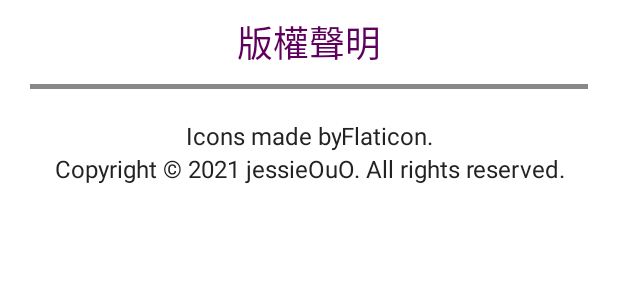
After one commit to jessie900309/NTUE_AndroidFinalProject, an Android app: the layout sub_setting_help_acknowlegment.xml on its own in the app's theme, with its tools: preview values and no code run, on a phone screen of 412 x 824 dp. The commit adds this screen. Shown: the top 300 px of the screen. Run offline under Robolectric (Android 15) with nearby library versions, the phone set to English and light mode, and no system bars.

Commit message:
sub setting TODO Act

```diff
--- a/app/src/main/java/com/example/finalproject/SubpageSetting.java
+++ b/app/src/main/java/com/example/finalproject/SubpageSetting.java
@@ -52,6 +52,7 @@ public class SubpageSetting extends Fragment
             case R.id.setting_help_aboutApp:
                 break;
             case R.id.setting_help_acknowledgments:
+
                 break;
             default:
 
--- a/app/src/main/res/layout/sub_setting.xml
+++ b/app/src/main/res/layout/sub_setting.xml
@@ -97,7 +97,7 @@
                 android:text="@string/setting_backup"
                 android:textColor="@color/SecondTextColor"
                 android:textSize="@dimen/setting_itemTextSize" />
-
+            <!--            div-->
             <TextView
                 android:layout_width="match_parent"
                 android:layout_height="@dimen/page_divideLineSmallSize"
--- /dev/null
+++ b/app/src/main/res/layout/sub_setting_help_acknowlegment.xml
@@ -0,0 +1,74 @@
+<?xml version="1.0" encoding="utf-8"?>
+<LinearLayout
+    xmlns:android="http://schemas.android.com/apk/res/android"
+    android:layout_width="match_parent"
+    android:layout_height="match_parent"
+    android:gravity="top"
+    android:orientation="vertical">
+
+    <!--    AppBar Title-->
+    <TextView
+        android:layout_width="match_parent"
+        android:layout_height="wrap_content"
+        android:gravity="center"
+        android:textColor="@color/settingpage_appBarTitleTextColor"
+        android:textSize="@dimen/settingpage_appBarTitleTextSize"
+        android:paddingVertical="@dimen/settingpage_appBarTitlePadding"
+        android:text="@string/setting_menuAcknowledgments"/>
+
+    <!--        divide line-->
+    <TextView
+        android:layout_width="match_parent"
+        android:layout_height="@dimen/page_divideLineSize"
+        android:background="@color/SecondTextColor"
+        android:layout_marginHorizontal="@dimen/page_dividePadding"
+        android:layout_marginBottom="@dimen/page_dividePadding"/>
+
+    <!--    內文-->
+
+    <!--    Flaticon TODO id: setting_menuAcknowledgments_IconSourceHyperLink-->
+    <LinearLayout
+        android:layout_width="match_parent"
+        android:layout_height="wrap_content"
+        android:orientation="horizontal"
+        android:gravity="center">
+        <TextView
+            android:layout_width="wrap_content"
+            android:layout_height="wrap_content"
+            android:gravity="center"
+            android:textColor="@color/settingpage_pageTitleTextColor"
+            android:textSize="@dimen/settingpage_pageTitleTextSize"
+            android:text="@string/setting_menuAcknowledgments_IconSource"/>
+        <TextView
+            android:id="@+id/setting_menuAcknowledgments_IconSourceHyperLink"
+            android:layout_width="wrap_content"
+            android:layout_height="wrap_content"
+            android:gravity="center"
+            android:textColor="@color/settingpage_pageTitleTextColor"
+            android:textSize="@dimen/settingpage_pageTitleTextSize"
+            android:text="@string/setting_menuAcknowledgments_IconSourceName"/>
+        <TextView
+            android:layout_width="wrap_content"
+            android:layout_height="wrap_content"
+            android:gravity="center"
+            android:textColor="@color/settingpage_pageTitleTextColor"
+            android:textSize="@dimen/settingpage_pageTitleTextSize"
+            android:text="."/>
+    </LinearLayout>
+
+    <!--    Copyright-->
+    <TextView
+        android:layout_width="match_parent"
+        android:layout_height="wrap_content"
+        android:gravity="center"
+        android:textColor="@color/settingpage_pageTitleTextColor"
+        android:textSize="@dimen/settingpage_pageTitleTextSize"
+        android:text="@string/setting_menuAcknowledgments_Copyright"/>
+
+    <!--TODO icon source
+<div>Icons made by <a href="" title="Good Ware">Good Ware</a> from <a href="https://www.flaticon.com/" title="Flaticon">www.flaticon.com</a></div>    -->
+
+
+
+
+</LinearLayout>
--- a/app/src/main/res/menu/main_bottom_navigation_bar.xml
+++ b/app/src/main/res/menu/main_bottom_navigation_bar.xml
@@ -20,7 +20,5 @@
         android:id="@+id/nav_setting"
         android:title="@string/main_menu_5"
         android:icon="@drawable/icon_settings"/>
-<!--TODO icon source
-<div>Icons made by <a href="https://www.freepik.com" title="Freepik">Freepik</a> from <a href="https://www.flaticon.com/" title="Flaticon">www.flaticon.com</a></div>
--->
+
 </menu>
--- a/app/src/main/res/values/colors.xml
+++ b/app/src/main/res/values/colors.xml
@@ -16,6 +16,11 @@
     <color name="moneyDecreaseTextColor">#FF930000</color>
     <color name="moneyIncreaseTextColor">#FF00A600</color>
 
+    <color name="settingpage_appBarTitleTextColor">#FF5E005E</color>
+    <color name="settingpage_pageTitleTextColor">#FF222222</color>
+    <color name="settingpage_pageTextColor">#FF555555</color>
+    <color name="settingpage_pageButtonTextColor">#FFFFFFFF</color>
+
 <!--    calculator Color-->
     <!--    顯示格-->
     <color name="cal_resultTextColor">#000000</color>
--- a/app/src/main/res/values/dimens.xml
+++ b/app/src/main/res/values/dimens.xml
@@ -33,7 +33,19 @@
     <dimen name="setting_subItemTextSize">20sp</dimen>
     <dimen name="setting_subItemPadding">0dp</dimen>
 
-<!--    calculator Dimens-->
+    <dimen name="settingpage_appBarTitleTextSize">24sp</dimen>
+    <dimen name="settingpage_appBarTitlePadding">10dp</dimen>
+    <dimen name="settingpage_pagePaddingHorizontal">20dp</dimen>
+
+    <dimen name="settingpage_pageTitleTextSize">16sp</dimen>
+    <dimen name="settingpage_pageTextSize">14sp</dimen>
+    <dimen name="settingpage_pageTextPaddingVertical">10dp</dimen>
+    <dimen name="settingpage_pageButtonTextSize">14sp</dimen>
+
+    <dimen name="settingRecommend_typePadding">10dp</dimen>
+    <dimen name="settingRecommend_textMaxLength">200</dimen>
+
+    <!--    calculator Dimens-->
     <!--    全局排版-->
     <dimen name="cal_pageHeight">510dp</dimen>
     <dimen name="cal_margin_top">20dp</dimen>
--- a/app/src/main/res/values/strings.xml
+++ b/app/src/main/res/values/strings.xml
@@ -44,7 +44,21 @@
     <string name="setting_menuAboutApp">關於本App</string>
     <string name="setting_menuAcknowledgments">版權聲明</string>
 
-<!--    calculator String-->
+    <string name="setting_menuRecommend_typeText">類型</string>
+    <string name="settingRecommend_type_QnAText">諮詢</string>
+    <string name="settingRecommend_type_recommendText">建議</string>
+    <string name="settingRecommend_type_bugRepoText">BUG回報</string>
+    <string name="settingRecommend_type_otherText">其他</string>
+    <string name="setting_menuRecommend_textText">敘述</string>
+    <string name="setting_menuRecommend_addImageText">上傳圖片</string>
+    <string name="setting_menuRecommend_submitText">提交</string>
+
+    <string name="setting_menuAcknowledgments_Copyright">Copyright © 2021 jessieOuO. All rights reserved.</string>
+    <string name="setting_menuAcknowledgments_IconSource">Icons made by </string>
+    <string name="setting_menuAcknowledgments_IconSourceName">Flaticon</string>
+
+
+    <!--    calculator String-->
     <string name="cal_initResult">0.0</string>
     <string name="cal_initSign"> </string>
     <string name="cal_summitButtonText">確認</string>
--- a/app/src/main/res/values/themes.xml
+++ b/app/src/main/res/values/themes.xml
@@ -8,7 +8,7 @@
         <!-- Secondary brand color. -->
         <item name="colorSecondary">@color/teal_200</item>
         <item name="colorSecondaryVariant">@color/teal_200</item>
-<!--        <item name="colorOnSecondary">@color/black</item>-->
+        <!--        <item name="colorOnSecondary">@color/black</item>-->
         <item name="colorOnSecondary">#FFFFFF</item>
         <!-- Status bar color. -->
         <item name="android:statusBarColor" tools:targetApi="l">?attr/colorPrimaryVariant</item>
```
Also changed, not shown: app/src/main/java/com/example/finalproject/SubpageSettingAcknowledgment.java (added, +22 -0 lines), app/src/main/res/layout/sub_setting_help_aboutapp.xml (added, +31 -0 lines), app/src/main/res/layout/sub_setting_help_recommend.xml (added, +158 -0 lines), app/src/main/res/drawable/icon_addimage.png (added).
